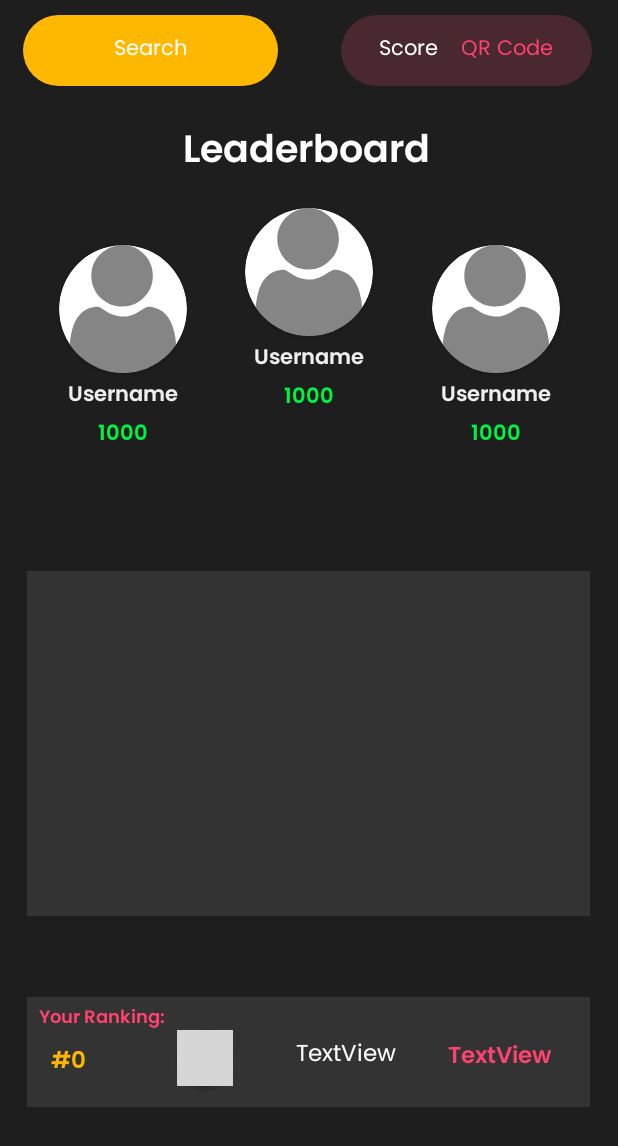
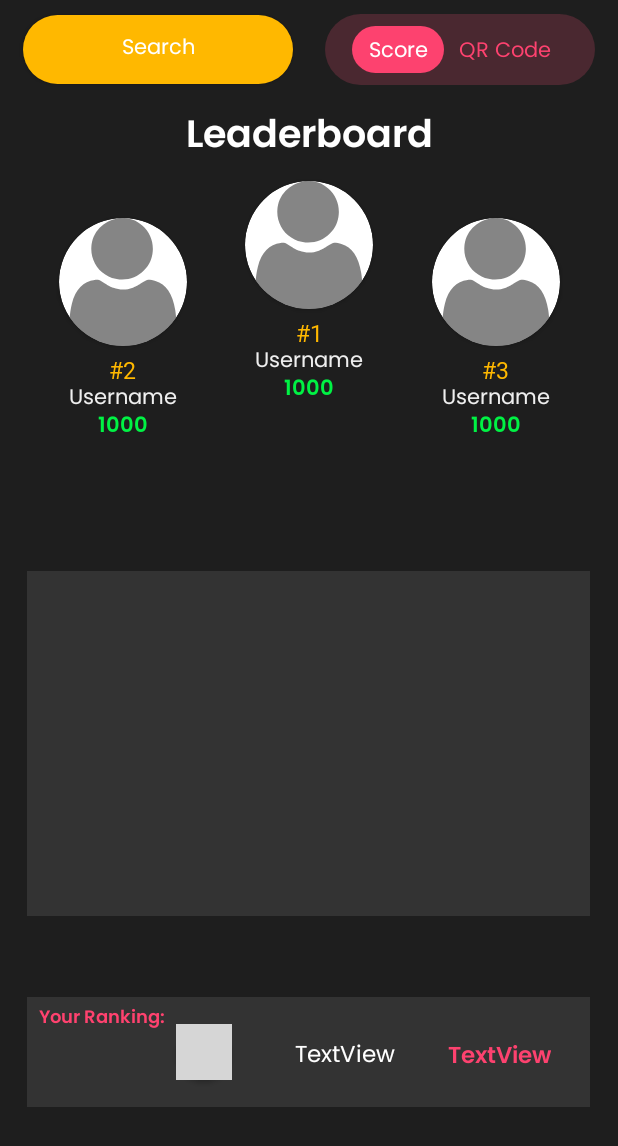
Before and after one commit to CMPUT301W23T06/BinaryBandits, an Android app: the fragment LeaderboardFragment shown on its own in the app's theme, on a phone screen of 412 x 824 dp. Shown: the top 1146 px of the screen. Run offline under Robolectric (Android 15) with nearby library versions, the phone set to English and light mode, and no system bars; our stand-ins replace Firebase (no records; nobody signed in at launch, a user with empty details on screens opened directly), Picasso; libraries missing offline, so code that uses them is left out: org.checkerframework.checker; pictures from the network do not load; 4 statements that could not run were skipped; grey boxes are pictures that could not be loaded.

Commit message:
Added rank numbers to top three players, updated toggle button UI.

```diff
--- a/app/src/main/java/com/example/binarybandits/ui/leaderboard/LeaderboardFragment.java
+++ b/app/src/main/java/com/example/binarybandits/ui/leaderboard/LeaderboardFragment.java
@@ -244,6 +244,7 @@ public class LeaderboardFragment extends Fragment {
                     public void onPlayerListCallback(ArrayList<Player> playerList) {
                         displayLeaderboard(leaderboard, playerList, true);
                         scoreButton.setTextColor(Color.parseColor("#FFFFFF"));
+                        scoreButton.setBackgroundResource(R.drawable.red_button);
                         qrCodeButton.setBackground(null);
                         qrCodeButton.setTextColor(Color.parseColor("#FD426F"));
                     }
@@ -261,6 +262,7 @@ public class LeaderboardFragment extends Fragment {
                     public void onPlayerListCallback(ArrayList<Player> playerList) {
                         displayLeaderboard(leaderboard, playerList, false);
                         qrCodeButton.setTextColor(Color.parseColor("#FFFFFF"));
+                        qrCodeButton.setBackgroundResource(R.drawable.red_button);
                         scoreButton.setBackground(null);
                         scoreButton.setTextColor(Color.parseColor("#FD426F"));
                     }
--- a/app/src/main/res/layout/fragment_leaderboard.xml
+++ b/app/src/main/res/layout/fragment_leaderboard.xml
@@ -10,14 +10,15 @@
 
     <TextView
         android:id="@+id/text_notifications"
-        android:layout_width="408dp"
-        android:layout_height="33dp"
-        android:layout_marginTop="80dp"
+        android:layout_width="411dp"
+        android:layout_height="35dp"
+        android:layout_marginTop="70dp"
         android:fontFamily="@font/poppins_semibold"
         android:text="@string/title_leaderboard"
         android:textAlignment="center"
         android:textColor="#FFFFFF"
         android:textSize="25dp"
+        app:layout_constraintEnd_toEndOf="parent"
         app:layout_constraintStart_toStartOf="parent"
         app:layout_constraintTop_toTopOf="parent" />
 
@@ -27,7 +28,7 @@
         android:layout_height="85dp"
         android:layout_gravity="center"
 
-        android:layout_marginTop="25dp"
+        android:layout_marginTop="15dp"
         app:cardCornerRadius="1000dp"
         app:layout_constraintEnd_toEndOf="parent"
         app:layout_constraintStart_toStartOf="parent"
@@ -52,7 +53,7 @@
         android:layout_height="85dp"
 
         android:layout_gravity="center"
-        android:layout_marginTop="50dp"
+        android:layout_marginTop="40dp"
         app:cardCornerRadius="1000dp"
         app:layout_constraintEnd_toStartOf="@+id/card1"
         app:layout_constraintStart_toStartOf="parent"
@@ -71,27 +72,13 @@
 
     </androidx.cardview.widget.CardView>
 
-    <TextView
-        android:id="@+id/player2"
-        android:layout_width="100dp"
-        android:layout_height="wrap_content"
-        android:layout_marginTop="3dp"
-        android:fontFamily="@font/poppins_semibold"
-        android:text="@string/username"
-        android:textAlignment="center"
-        android:textColor="#EFEFEF"
-        android:textSize="14sp"
-        app:layout_constraintEnd_toStartOf="@+id/card1"
-        app:layout_constraintStart_toStartOf="parent"
-        app:layout_constraintTop_toBottomOf="@+id/card2" />
-
     <androidx.cardview.widget.CardView
         android:id="@+id/card3"
         android:layout_width="85dp"
         android:layout_height="85dp"
         android:layout_gravity="center"
 
-        android:layout_marginTop="50dp"
+        android:layout_marginTop="40dp"
         app:cardCornerRadius="1000dp"
         app:layout_constraintEnd_toEndOf="parent"
         app:layout_constraintStart_toEndOf="@+id/card1"
@@ -111,10 +98,53 @@
     </androidx.cardview.widget.CardView>
 
     <TextView
+        android:id="@+id/rank1"
+        android:layout_width="74dp"
+        android:layout_height="23dp"
+        android:layout_marginTop="5dp"
+        android:fontFamily="@font/poppins_bold"
+        android:text="#1"
+        android:textAlignment="center"
+        android:textColor="@color/yellow"
+        android:textSize="15sp"
+        app:layout_constraintEnd_toEndOf="@+id/player1_score"
+        app:layout_constraintStart_toStartOf="@+id/player1_score"
+        app:layout_constraintTop_toBottomOf="@+id/card1" />
+
+    <TextView
+        android:id="@+id/rank2"
+        android:layout_width="74dp"
+        android:layout_height="23dp"
+        android:layout_marginTop="5dp"
+        android:fontFamily="@font/poppins_bold"
+        android:text="#2"
+        android:textAlignment="center"
+        android:textColor="@color/yellow"
+        android:textSize="15sp"
+        app:layout_constraintEnd_toStartOf="@+id/card1"
+        app:layout_constraintStart_toStartOf="parent"
+        app:layout_constraintTop_toBottomOf="@+id/card2" />
+
+    <TextView
+        android:id="@+id/user_rank"
+        android:layout_width="41dp"
+        android:layout_height="17dp"
+        android:layout_marginStart="16dp"
+        android:layout_marginTop="4dp"
+        android:fontFamily="@font/poppins_semibold"
+        android:text="#1"
+        android:textColor="@color/yellow"
+        android:textSize="15sp"
+        android:visibility="visible"
+        app:layout_constraintBottom_toBottomOf="@+id/materialToolbar"
+        app:layout_constraintStart_toStartOf="@+id/materialToolbar"
+        app:layout_constraintTop_toTopOf="@+id/materialToolbar" />
+
+    <TextView
         android:id="@+id/player1_score"
         android:layout_width="75dp"
         android:layout_height="18dp"
-        android:layout_marginTop="2dp"
+        android:layout_marginTop="-5dp"
         android:fontFamily="@font/poppins_semibold"
         android:text="@string/_1000"
         android:textAlignment="center"
@@ -126,8 +156,8 @@
     <TextView
         android:id="@+id/player2_score"
         android:layout_width="64dp"
-        android:layout_height="26dp"
-        android:layout_marginTop="2dp"
+        android:layout_height="19dp"
+        android:layout_marginTop="-5dp"
         android:fontFamily="@font/poppins_semibold"
         android:text="@string/_1000"
         android:textAlignment="center"
@@ -138,9 +168,9 @@
 
     <TextView
         android:id="@+id/player3_score"
-        android:layout_width="69dp"
-        android:layout_height="23dp"
-        android:layout_marginTop="2dp"
+        android:layout_width="97dp"
+        android:layout_height="18dp"
+        android:layout_marginTop="-5dp"
         android:fontFamily="@font/poppins_semibold"
         android:text="@string/_1000"
         android:textAlignment="center"
@@ -150,30 +180,44 @@
         app:layout_constraintTop_toBottomOf="@+id/player3" />
 
     <TextView
+        android:id="@+id/player1"
+        android:layout_width="100dp"
+        android:layout_height="wrap_content"
+        android:layout_marginTop="-5dp"
+        android:fontFamily="@font/poppins"
+        android:text="@string/username"
+        android:textAlignment="center"
+        android:textColor="#EFEFEF"
+        app:layout_constraintEnd_toEndOf="parent"
+        app:layout_constraintStart_toStartOf="parent"
+        app:layout_constraintTop_toBottomOf="@+id/rank1" />
+
+    <TextView
+        android:id="@+id/player2"
+        android:layout_width="100dp"
+        android:layout_height="wrap_content"
+        android:layout_marginTop="-5dp"
+        android:fontFamily="@font/poppins"
+        android:text="@string/username"
+        android:textAlignment="center"
+        android:textColor="#EFEFEF"
+        android:textSize="14sp"
+        app:layout_constraintEnd_toStartOf="@+id/card1"
+        app:layout_constraintStart_toStartOf="parent"
+        app:layout_constraintTop_toBottomOf="@+id/rank2" />
+
+    <TextView
         android:id="@+id/player3"
         android:layout_width="100dp"
         android:layout_height="wrap_content"
-        android:layout_marginTop="3dp"
-        android:fontFamily="@font/poppins_semibold"
+        android:layout_marginTop="-5dp"
+        android:fontFamily="@font/poppins"
         android:text="@string/username"
         android:textAlignment="center"
         android:textColor="#EFEFEF"
         app:layout_constraintEnd_toEndOf="parent"
         app:layout_constraintStart_toEndOf="@+id/card1"
-        app:layout_constraintTop_toBottomOf="@+id/card3" />
-
-    <TextView
-        android:id="@+id/player1"
-        android:layout_width="100dp"
-        android:layout_height="wrap_content"
-        android:layout_marginTop="3dp"
-        android:fontFamily="@font/poppins_semibold"
-        android:text="@string/username"
-        android:textAlignment="center"
-        android:textColor="#EFEFEF"
-        app:layout_constraintEnd_toEndOf="parent"
-        app:layout_constraintStart_toStartOf="parent"
-        app:layout_constraintTop_toBottomOf="@+id/card1" />
+        app:layout_constraintTop_toBottomOf="@+id/rank3" />
 
     <ListView
         android:id="@+id/playerList"
@@ -220,28 +264,12 @@
         app:layout_constraintStart_toStartOf="@+id/materialToolbar"
         app:layout_constraintTop_toTopOf="@+id/materialToolbar" />
 
-    <TextView
-        android:id="@+id/user_rank"
-        android:layout_width="41dp"
-        android:layout_height="17dp"
-        android:layout_marginStart="16dp"
-        android:layout_marginTop="4dp"
-        android:fontFamily="@font/poppins_semibold"
-        android:text="#1"
-        android:textColor="@color/yellow"
-        android:textSize="15sp"
-        android:visibility="visible"
-        app:layout_constraintBottom_toBottomOf="@+id/materialToolbar"
-        app:layout_constraintStart_toStartOf="@+id/materialToolbar"
-        app:layout_constraintTop_toTopOf="@+id/materialToolbar" />
-
     <androidx.cardview.widget.CardView
         android:id="@+id/card4"
         android:layout_width="37dp"
         android:layout_height="37dp"
 
         android:layout_gravity="center"
-        android:layout_marginTop="8dp"
         app:cardCornerRadius="1000dp"
         app:layout_constraintBottom_toBottomOf="@+id/materialToolbar"
         app:layout_constraintEnd_toStartOf="@+id/current_username"
@@ -263,8 +291,8 @@
 
     <TextView
         android:id="@+id/current_username"
-        android:layout_width="109dp"
-        android:layout_height="22dp"
+        android:layout_width="110dp"
+        android:layout_height="20dp"
         android:fontFamily="@font/poppins"
         android:text="TextView"
         android:textColor="#FFFFFF"
@@ -299,7 +327,7 @@
         android:layout_height="wrap_content"
         android:fontFamily="@font/poppins_semibold"
         android:text="You are in the top 0% of players"
-        android:textColor="@color/red"
+        android:textColor="@color/yellow"
         android:textSize="15sp"
         android:textStyle="bold"
         android:visibility="invisible"
@@ -311,39 +339,38 @@
 
     <RadioGroup
         android:id="@+id/toggle"
-        android:layout_width="167dp"
+        android:layout_width="180dp"
         android:layout_height="47dp"
-        android:layout_marginStart="40dp"
         android:layout_marginTop="10dp"
         android:layout_marginEnd="15dp"
         android:background="@drawable/dark_red_button"
         android:checkedButton="@+id/score_button"
         android:gravity="center"
         android:orientation="horizontal"
-        android:padding="10dp"
+        android:padding="8dp"
         app:layout_constraintBottom_toBottomOf="@+id/button"
         app:layout_constraintEnd_toEndOf="parent"
-        app:layout_constraintHorizontal_bias="0.5"
-        app:layout_constraintStart_toEndOf="@+id/button"
         app:layout_constraintTop_toTopOf="parent">
 
         <RadioButton
             android:id="@+id/score_button"
-            android:layout_width="wrap_content"
+            android:layout_width="61dp"
             android:layout_height="match_parent"
-            android:background="@null"
+            android:background="@drawable/red_button"
             android:button="@null"
             android:fontFamily="@font/poppins"
             android:gravity="center"
             android:paddingHorizontal="10dp"
             android:paddingStart="5dp"
+            android:paddingTop="5dp"
             android:paddingEnd="5dp"
+            android:paddingBottom="5dp"
             android:text="Score"
             android:textColor="@color/white" />
 
         <RadioButton
             android:id="@+id/qrCode_button"
-            android:layout_width="wrap_content"
+            android:layout_width="82dp"
             android:layout_height="match_parent"
             android:button="@null"
             android:checked="false"
@@ -351,7 +378,10 @@
             android:fontFamily="@font/poppins"
             android:gravity="center"
             android:paddingHorizontal="10dp"
+            android:paddingStart="5dp"
+            android:paddingTop="5dp"
             android:paddingEnd="5dp"
+            android:paddingBottom="5dp"
             android:text="QR Code"
             android:textColor="@color/red"></RadioButton>
 
@@ -359,20 +389,34 @@
 
     <Button
         android:id="@+id/button"
-        android:layout_width="170dp"
-        android:layout_height="47dp"
+        android:layout_width="180dp"
+        android:layout_height="46dp"
         android:layout_marginStart="15dp"
         android:layout_marginTop="10dp"
         android:background="@drawable/yellow_button"
+
         android:elegantTextHeight="false"
         android:fontFamily="@font/poppins"
-
         android:text="Search"
         android:textAllCaps="false"
         android:textColor="#FFFFFF"
         app:cornerRadius="15dp"
         app:layout_constraintStart_toStartOf="parent"
         app:layout_constraintTop_toTopOf="parent" />
+
+    <TextView
+        android:id="@+id/rank3"
+        android:layout_width="74dp"
+        android:layout_height="23dp"
+        android:layout_marginTop="5dp"
+        android:fontFamily="@font/poppins_bold"
+        android:text="#3"
+        android:textAlignment="center"
+        android:textColor="@color/yellow"
+        android:textSize="15sp"
+        app:layout_constraintEnd_toEndOf="parent"
+        app:layout_constraintStart_toEndOf="@+id/card1"
+        app:layout_constraintTop_toBottomOf="@+id/card3" />
 
     <FrameLayout
         android:id="@+id/fragment_container"
```
